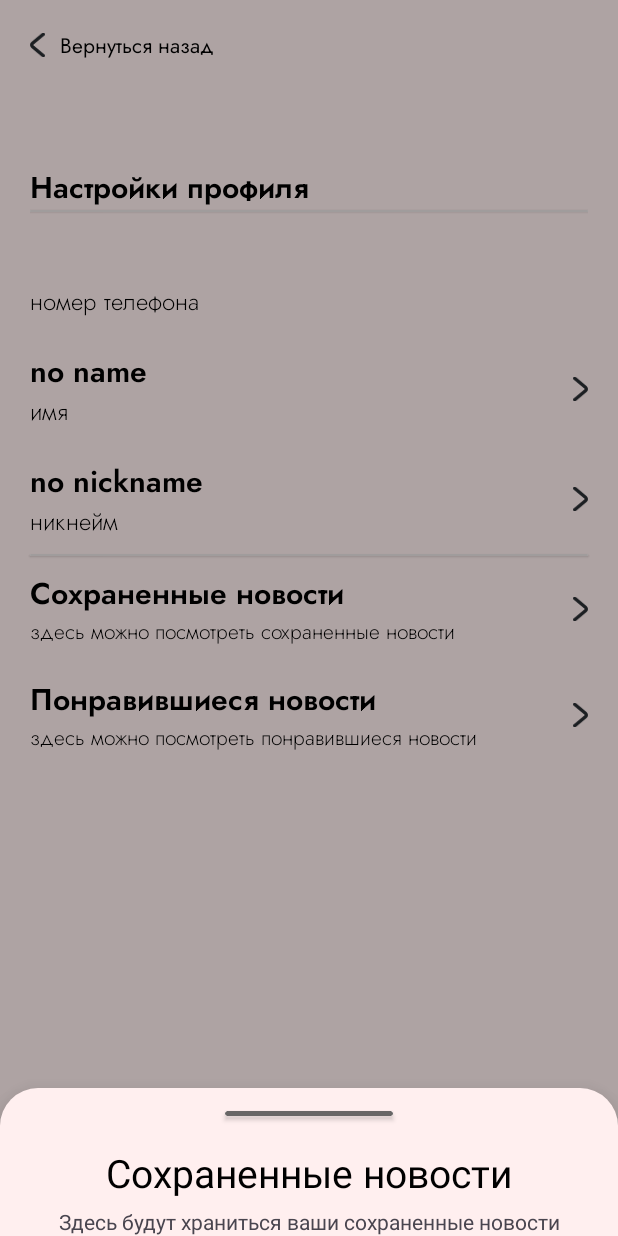
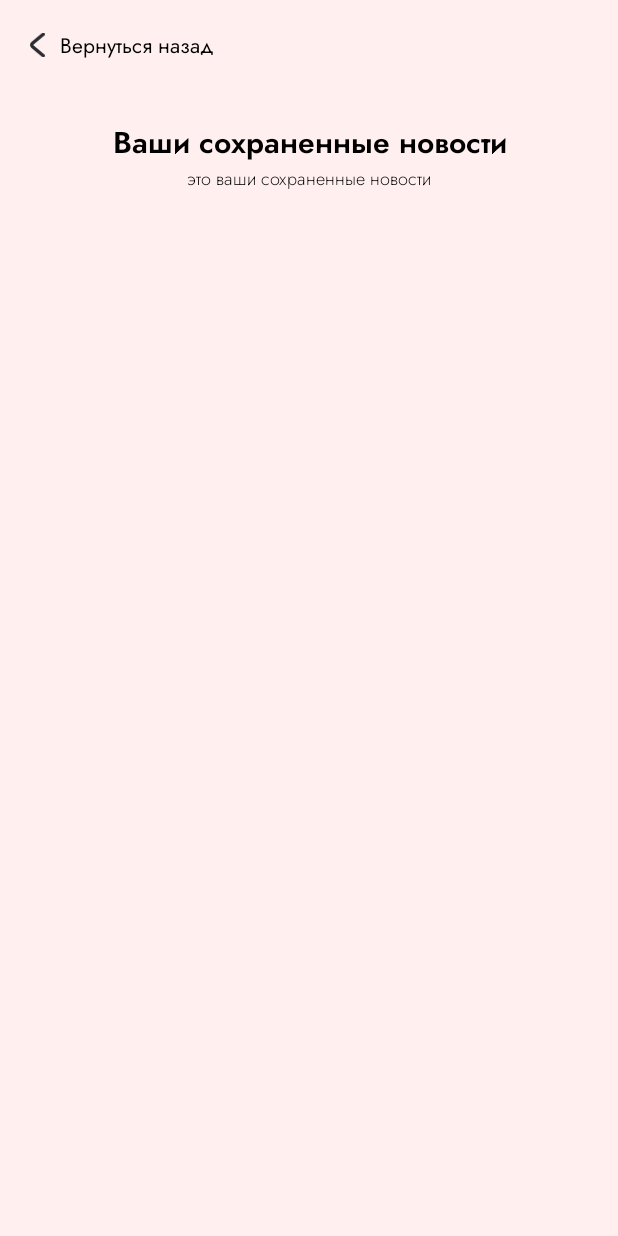
Before and after one commit to y19th/Daily-Bruh, an Android app: the FragmentProfile screen opened through its navigation route, after a tap on "Сохраненные новости", on a phone screen of 412 x 824 dp. Run offline under Robolectric (Android 15) with nearby library versions, the phone set to English and light mode, and no system bars; our stand-ins replace Firebase (no records; nobody signed in at launch, a user with empty details on screens opened directly); 3 statements that could not run were skipped.

Commit message:
ver 2.0.5-lap

```diff
--- /dev/null
+++ b/app/src/main/java/com/example/dailybruh/adapters/BaseAdapter.kt
@@ -0,0 +1,20 @@
+package com.example.dailybruh.adapters
+
+import android.view.ViewGroup
+import androidx.recyclerview.widget.RecyclerView
+import androidx.viewbinding.ViewBinding
+
+open class BaseAdapter<T : ViewBinding> : RecyclerView.Adapter<BaseViewHolder<T>>() {
+
+    var _binding: T? = null
+    val binding: T = requireNotNull(_binding)
+
+    override fun onCreateViewHolder(parent: ViewGroup, viewType: Int): BaseViewHolder<T> {
+       return super.createViewHolder(parent,viewType)
+    }
+
+    override fun onBindViewHolder(holder: BaseViewHolder<T>, position: Int) {
+    }
+
+    override fun getItemCount(): Int = 0
+}
--- /dev/null
+++ b/app/src/main/java/com/example/dailybruh/adapters/BaseViewHolder.kt
@@ -0,0 +1,6 @@
+package com.example.dailybruh.adapters
+
+import androidx.recyclerview.widget.RecyclerView
+import androidx.viewbinding.ViewBinding
+
+class BaseViewHolder<T : ViewBinding> (val binding : T) : RecyclerView.ViewHolder(binding.root)
--- a/app/src/main/java/com/example/dailybruh/database/Database.kt
+++ b/app/src/main/java/com/example/dailybruh/database/Database.kt
@@ -20,7 +20,8 @@ class Database(
     val userReference = database.reference.child("users").child(phone)
     val dataReference = database.reference.child("articles")
     val name = MutableLiveData<String>()
-    fun setLifecycle(lOwner: LifecycleOwner? = null,lcycle: Lifecycle? = null) {
+
+    fun setLifecycle(lOwner: LifecycleOwner? = null, lcycle: Lifecycle? = null) {
         lifecycleOwner = lOwner?.let { lOwner }
         lifecycle = lcycle?.let { lcycle }
     }
--- a/app/src/main/java/com/example/dailybruh/fragment/FragmentProfile.kt
+++ b/app/src/main/java/com/example/dailybruh/fragment/FragmentProfile.kt
@@ -10,7 +10,6 @@ import com.example.dailybruh.databinding.FragmentProfileBinding
 import com.example.dailybruh.extension.navigateTo
 import com.example.dailybruh.fragment.dialog.profile.FragmentDialogProfileName
 import com.example.dailybruh.fragment.dialog.profile.FragmentDialogProfileNickname
-import com.example.dailybruh.fragment.dialog.profile.FragmentDialogProfileSavedArticles
 import com.example.dailybruh.interfaces.profile.ProfileView
 import com.example.dailybruh.presenter.ProfilePresenter
 import com.example.dailybruh.viewmodel.DatabaseViewModel
@@ -61,7 +60,7 @@ class FragmentProfile : StandardFragment<FragmentProfileBinding>(), ProfileView
                 ).show(childFragmentManager,"nickname_edit_dialog")
             }
             savedNewsLayout.setOnClickListener {
-                FragmentDialogProfileSavedArticles(database).show(childFragmentManager,"saved_articles_dialog")
+                view.navigateTo(R.id.profile_to_saved_articles)
             }
             likedNewsLayout.setOnClickListener {
                 view.navigateTo(R.id.profile_to_liked_articles)
--- /dev/null
+++ b/app/src/main/java/com/example/dailybruh/fragment/FragmentProfileSavedArticles.kt
@@ -0,0 +1,34 @@
+package com.example.dailybruh.fragment
+
+import android.os.Bundle
+import android.view.LayoutInflater
+import android.view.View
+import android.view.ViewGroup
+import androidx.recyclerview.widget.LinearLayoutManager
+import com.example.dailybruh.R
+import com.example.dailybruh.adapters.SavedArticlesRecyclerAdapter
+import com.example.dailybruh.databinding.FragmentSavedArticlesBinding
+import com.example.dailybruh.extension.navigateTo
+
+class FragmentProfileSavedArticles : StandardFragment<FragmentSavedArticlesBinding>() {
+
+    override fun onCreateView(
+        inflater: LayoutInflater,
+        container: ViewGroup?,
+        savedInstanceState: Bundle?
+    ): View {
+        _binding = FragmentSavedArticlesBinding.inflate(inflater,container,false)
+        return binding.root
+    }
+
+    override fun onViewCreated(view: View, savedInstanceState: Bundle?) {
+        binding.apply {
+            backButton.backButtonLayout.setOnClickListener {
+                view.navigateTo(R.id.saved_articles_to_profile)
+            }
+            recyclerview.also {
+                it.adapter = SavedArticlesRecyclerAdapter(/*TODO(saved news parameter)*/)
+            }.layoutManager = LinearLayoutManager(context)
+        }
+    }
+}
--- a/app/src/main/java/com/example/dailybruh/fragment/dialog/profile/FragmentDialogProfileSavedArticles.kt
+++ /dev/null
@@ -1,27 +0,0 @@
-package com.example.dailybruh.fragment.dialog.profile
-
-import android.os.Bundle
-import android.view.LayoutInflater
-import android.view.View
-import android.view.ViewGroup
-import com.example.dailybruh.database.Database
-import com.example.dailybruh.databinding.FragmentDialogSavedArticlesBinding
-import com.google.android.material.bottomsheet.BottomSheetDialogFragment
-
-class FragmentDialogProfileSavedArticles(database: Database): BottomSheetDialogFragment() {
-
-    private var _binding: FragmentDialogSavedArticlesBinding? = null
-    private val binding: FragmentDialogSavedArticlesBinding get() = requireNotNull(_binding)
-    override fun onCreateView(
-        inflater: LayoutInflater,
-        container: ViewGroup?,
-        savedInstanceState: Bundle?
-    ): View {
-        _binding = FragmentDialogSavedArticlesBinding.inflate(inflater,container,false)
-        return binding.root
-    }
-
-    override fun onViewCreated(view: View, savedInstanceState: Bundle?) {
-
-    }
-}
--- a/app/src/main/res/layout/fragment_dialog_saved_articles.xml
+++ /dev/null
@@ -1,63 +0,0 @@
-<?xml version="1.0" encoding="utf-8"?>
-<androidx.constraintlayout.widget.ConstraintLayout xmlns:android="http://schemas.android.com/apk/res/android"
-    android:layout_width="match_parent"
-    android:layout_height="match_parent"
-    xmlns:app="http://schemas.android.com/apk/res-auto"
-    xmlns:tools="http://schemas.android.com/tools"
-    tools:background="@color/white">
-
-    <androidx.cardview.widget.CardView
-        android:id="@+id/drag_line_layout"
-        android:layout_width="match_parent"
-        android:layout_height="0dp"
-        app:layout_constraintStart_toStartOf="parent"
-        app:layout_constraintEnd_toEndOf="parent"
-        app:layout_constraintTop_toTopOf="parent"
-        app:cardElevation="2dp"
-        android:layout_marginHorizontal="150dp"
-        android:layout_marginTop="15dp"
-        >
-        <ImageView
-            android:id="@+id/drag_line"
-            android:layout_width="match_parent"
-            android:layout_height="3dp"
-            android:src="@drawable/item_drag_line_dark_grey"
-            android:contentDescription="@string/drag_line"
-            />
-    </androidx.cardview.widget.CardView>
-
-    <TextView
-        android:id="@+id/header"
-        android:layout_width="wrap_content"
-        android:layout_height="wrap_content"
-        app:layout_constraintTop_toBottomOf="@id/drag_line_layout"
-        app:layout_constraintStart_toStartOf="parent"
-        app:layout_constraintEnd_toEndOf="parent"
-        android:text="@string/saved_articles_header"
-        android:layout_marginTop="20dp"
-        android:textSize="26sp"
-        android:textColor="@color/black"
-
-        />
-    <TextView
-        android:id="@+id/under_header"
-        android:layout_width="wrap_content"
-        android:layout_height="wrap_content"
-        app:layout_constraintTop_toBottomOf="@id/header"
-        app:layout_constraintStart_toStartOf="@id/header"
-        app:layout_constraintEnd_toEndOf="@id/header"
-        android:text="@string/saved_articles_desc"
-        android:layout_marginTop="5dp"
-        android:textSize="14sp"
-
-        />
-    <androidx.recyclerview.widget.RecyclerView
-        android:id="@+id/recyclerview"
-        android:layout_width="match_parent"
-        android:layout_height="wrap_content"
-        app:layout_constraintTop_toBottomOf="@id/under_header"
-        android:clipToPadding="true"
-        tools:listitem="@layout/recycler_item_saved_news"
-        />
-
-</androidx.constraintlayout.widget.ConstraintLayout>
--- a/app/src/main/res/layout/fragment_dilaog_liked_articles.xml
+++ b/app/src/main/res/layout/fragment_dilaog_liked_articles.xml
@@ -6,7 +6,6 @@
     xmlns:app="http://schemas.android.com/apk/res-auto"
     xmlns:tools="http://schemas.android.com/tools"
     android:nestedScrollingEnabled="true"
-
     >
 
     <include
@@ -62,7 +61,7 @@
         android:clipToPadding="true"
         android:layout_marginTop="170dp"
         app:layout_constraintTop_toBottomOf="@id/divider_layout"
-        tools:listitem="@layout/recycler_item_saved_news"
+        tools:listitem="@layout/recycler_item_liked_news"
         tools:visibility="invisible"
         />
 
--- /dev/null
+++ b/app/src/main/res/layout/fragment_saved_articles.xml
@@ -0,0 +1,48 @@
+<?xml version="1.0" encoding="utf-8"?>
+<androidx.constraintlayout.widget.ConstraintLayout xmlns:android="http://schemas.android.com/apk/res/android"
+    android:layout_width="match_parent"
+    android:layout_height="match_parent"
+    xmlns:app="http://schemas.android.com/apk/res-auto"
+    xmlns:tools="http://schemas.android.com/tools"
+    tools:background="@color/white">
+
+    <include
+        android:id="@+id/back_button"
+        layout="@layout/layout_back_button"
+        app:layout_constraintTop_toTopOf="parent"
+        app:layout_constraintStart_toStartOf="parent"
+        />
+
+    <androidx.appcompat.widget.AppCompatTextView
+        android:id="@+id/saved_articles_header"
+        android:layout_width="wrap_content"
+        android:layout_height="wrap_content"
+        app:layout_constraintTop_toBottomOf="@id/back_button"
+        app:layout_constraintStart_toStartOf="parent"
+        app:layout_constraintEnd_toEndOf="parent"
+        android:text="@string/saved_articles_header"
+        android:layout_marginTop="20dp"
+        style="@style/MediumHeaderText"
+        />
+    <androidx.appcompat.widget.AppCompatTextView
+        android:id="@+id/saved_articles_underheader"
+        android:layout_width="match_parent"
+        android:layout_height="wrap_content"
+        app:layout_constraintTop_toBottomOf="@id/saved_articles_header"
+        app:layout_constraintStart_toStartOf="@id/saved_articles_header"
+        app:layout_constraintEnd_toEndOf="@id/saved_articles_header"
+        android:text="@string/saved_articles_desc"
+        style="@style/MediumUnderHeaderText"
+        />
+
+    <androidx.recyclerview.widget.RecyclerView
+        android:id="@+id/recyclerview"
+        android:layout_width="match_parent"
+        android:layout_height="match_parent"
+        app:layout_constraintTop_toBottomOf="@id/saved_articles_underheader"
+        android:clipToPadding="true"
+        android:layout_marginTop="170dp"
+        tools:listitem="@layout/recycler_item_liked_news"
+        />
+
+</androidx.constraintlayout.widget.ConstraintLayout>
--- a/app/src/main/res/navigation/nav_graph.xml
+++ b/app/src/main/res/navigation/nav_graph.xml
@@ -60,6 +60,8 @@
             android:id="@+id/profile_to_liked_articles"
             app:destination="@id/liked_articles"
             />
+        <action android:id="@+id/profile_to_saved_articles"
+            app:destination="@id/saved_articles"/>
     </fragment>
     <fragment
         android:id="@+id/liked_articles"
@@ -116,4 +118,12 @@
             app:destination="@id/profile"
             />
     </fragment>
+
+    <fragment android:id="@+id/saved_articles"
+        android:name="com.example.dailybruh.fragment.FragmentProfileSavedArticles"
+        android:label="FragmentProfileSavedArticles"
+        >
+        <action android:id="@+id/saved_articles_to_profile"
+            app:destination="@+id/profile"/>
+    </fragment>
 </navigation>
--- a/app/src/main/res/values/strings.xml
+++ b/app/src/main/res/values/strings.xml
@@ -22,8 +22,8 @@
     <string name="change_name_desc">здесь вы можете изменить свое имя</string>
     <string name="change_nickname">Изменить никнейм</string>
     <string name="change_nickname_desc">здесь вы можете изменить свой никнейм</string>
-    <string name="saved_articles_header">Сохраненные новости</string>
-    <string name="saved_articles_desc">Здесь будут храниться ваши сохраненные новости</string>
+    <string name="saved_articles_header">Ваши сохраненные новости</string>
+    <string name="saved_articles_desc">это ваши сохраненные новости</string>
     <string name="liked_articles_header">Новости, которые вам понравились</string>
     <string name="liked_articles_desc">мы добавили их сюда, чтоб вы всегда могли посмотреть понравившиеся вам новости</string>
     <string name="auth_phone_header">Введите свой номер</string>
```
Also changed, not shown: app/src/main/java/com/example/dailybruh/adapters/LikedArticlesRecyclerAdapter.kt (+12 -14 lines), app/src/main/java/com/example/dailybruh/adapters/SavedArticlesRecyclerAdapter.kt (added, +29 -0 lines), app/src/main/res/layout/recycler_item_saved_articles.xml (added, +70 -0 lines), app/src/main/res/layout/recycler_item_liked_news.xml (renamed from app/src/main/res/layout/recycler_item_saved_news.xml).
